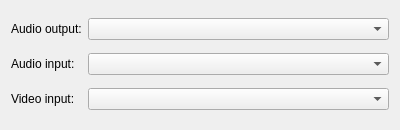
psi-im/psimedia, file psiplugin/opt_avcall.ui: the form before one commit.
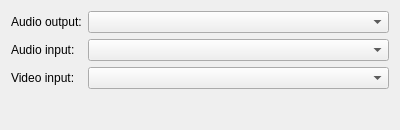
The form after the commit.

Commit message: Added stretcher to options ui

Diff of the .ui file:
```diff
--- a/psiplugin/opt_avcall.ui
+++ b/psiplugin/opt_avcall.ui
@@ -65,6 +65,19 @@
      </property>
     </widget>
    </item>
+   <item row="3" column="2">
+    <spacer name="verticalSpacer">
+     <property name="orientation">
+      <enum>Qt::Vertical</enum>
+     </property>
+     <property name="sizeHint" stdset="0">
+      <size>
+       <width>20</width>
+       <height>40</height>
+      </size>
+     </property>
+    </spacer>
+   </item>
   </layout>
  </widget>
  <tabstops>
```
Left out of the diff: 54 changed lines with no effect on the pictures.
